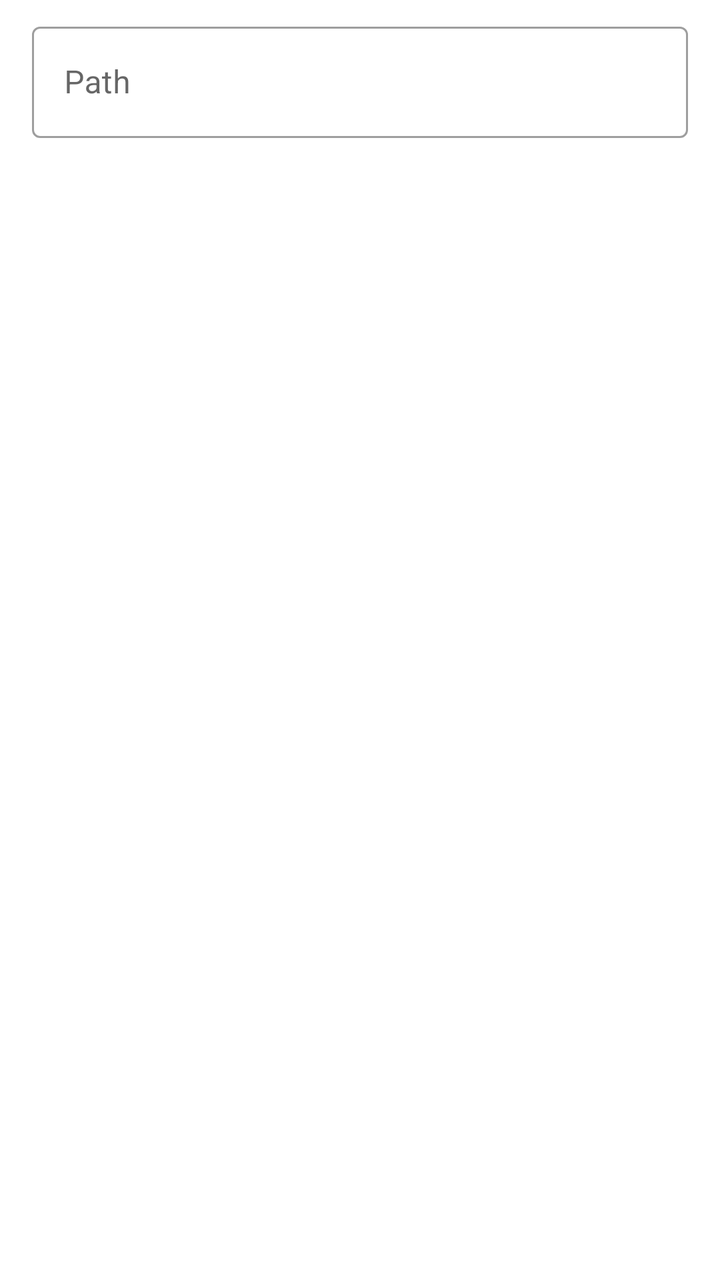
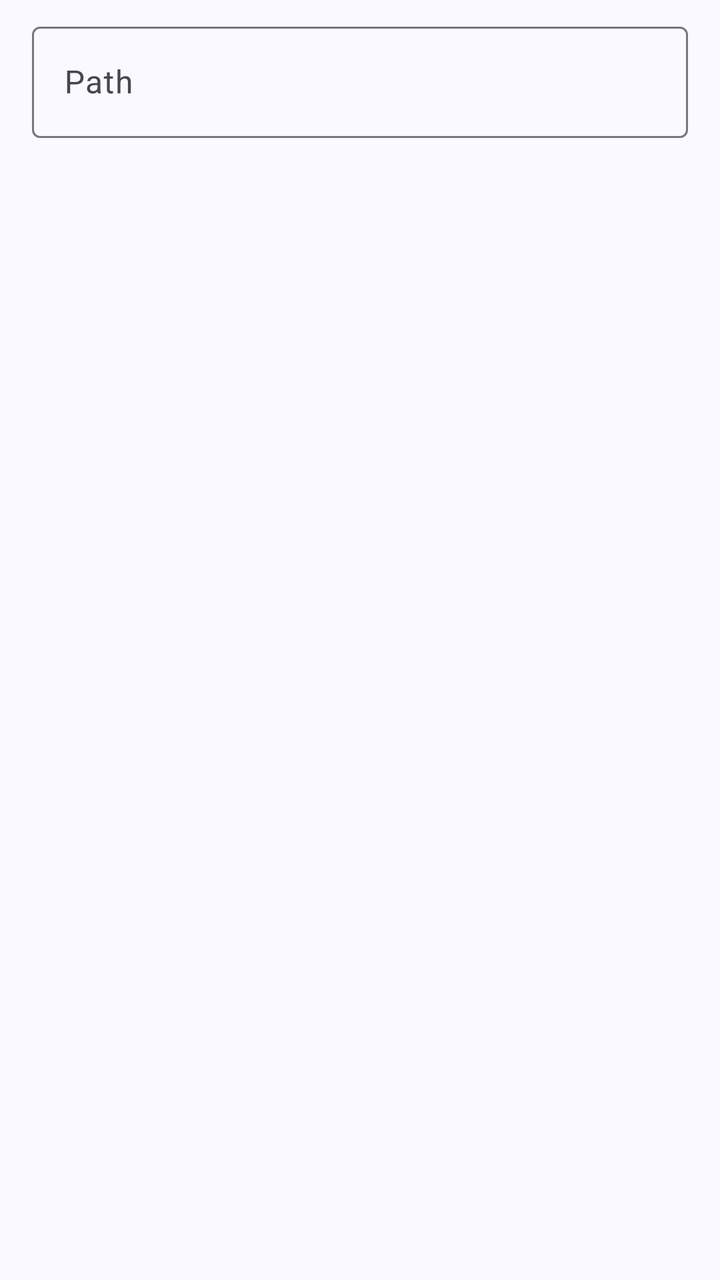

An Android layout rendered at two revisions. The XML below is the earlier revision; the diff shows what the commit changed to produce the second picture.
<!-- AndroidManifest.xml: application theme AppTheme -->
<!-- res/layout/dialog_rss_move_feed_folder.xml -->
<?xml version="1.0" encoding="utf-8"?>
<FrameLayout xmlns:android="http://schemas.android.com/apk/res/android"
    android:layout_width="match_parent"
    android:layout_height="wrap_content">

    <com.google.android.material.textfield.TextInputLayout
        android:id="@+id/input_layout_name"
        style="@style/Widget.MaterialComponents.TextInputLayout.OutlinedBox"
        android:layout_width="match_parent"
        android:layout_height="wrap_content"
        android:layout_marginHorizontal="16dp"
        android:layout_marginTop="8dp">

        <com.google.android.material.textfield.TextInputEditText
            android:id="@+id/edit_name"
            android:layout_width="match_parent"
            android:layout_height="wrap_content"
            android:hint="@string/rss_hint_move_path"
            android:inputType="text" />

    </com.google.android.material.textfield.TextInputLayout>

</FrameLayout>
<!-- resources referenced by this layout -->
<resources>
  <style name="AppTheme" parent="Theme.MaterialComponents.DayNight.NoActionBar">
          <item name="colorPrimary">@color/color_primary</item>
          <item name="colorPrimaryDark">@color/color_primary_dark</item>
          <item name="colorPrimaryVariant">@color/color_primary_variant</item>
          <item name="colorOnPrimary">@color/color_on_primary</item>
  
          <item name="colorSecondary">@color/color_secondary</item>
          <item name="colorSecondaryVariant">@color/color_secondary_variant</item>
          <item name="colorOnSecondary">@color/color_on_secondary</item>
  
          <item name="windowActionModeOverlay">true</item>
          <item name="actionBarTheme">@style/AppTheme.ToolbarOverlay</item>
  
          <item name="android:textAlignment">viewStart</item>
  
          <item name="snackbarTextViewStyle">@style/AppTheme.SnackbarTextViewStyle</item>
  
          <item name="android:statusBarColor">@color/status_bar_color</item>
          <item name="android:navigationBarColor">@color/navigation_bar_color</item>
      </style>
  <color name="color_primary">#03A9F4</color>
  <color name="color_primary_dark">#007AC1</color>
  <color name="color_primary_variant">#007AC1</color>
  <color name="color_on_primary">#FFFFFF</color>
  <color name="color_secondary">#FFB300</color>
  <color name="color_secondary_variant">#C68400</color>
  <color name="color_on_secondary">#000000</color>
  <style name="AppTheme.ToolbarOverlay" parent="ThemeOverlay.MaterialComponents.Dark.ActionBar" />
  <style name="AppTheme.SnackbarTextViewStyle" parent="Widget.MaterialComponents.Snackbar.TextView">
          <item name="android:maxLines">15</item>
      </style>
  <color name="status_bar_color">@color/color_primary</color>
  <color name="navigation_bar_color">@android:color/transparent</color>
  <!-- unchanged entries left out for length: 1 -->
</resources>

<!-- the commit's change to res/layout/dialog_rss_move_feed_folder.xml (unified diff, before → after) -->
@@ -5,7 +5,7 @@
 
     <com.google.android.material.textfield.TextInputLayout
         android:id="@+id/input_layout_name"
-        style="@style/Widget.MaterialComponents.TextInputLayout.OutlinedBox"
+        style="@style/Widget.Material3.TextInputLayout.OutlinedBox"
         android:layout_width="match_parent"
         android:layout_height="wrap_content"
         android:layout_marginHorizontal="16dp"
<!-- resource entries referenced after the edit -->
@@ -1,38 +1,107 @@
 <!-- resources referenced by this layout -->
 <resources>
-  <style name="AppTheme" parent="Theme.MaterialComponents.DayNight.NoActionBar">
-          <item name="colorPrimary">@color/color_primary</item>
-          <item name="colorPrimaryDark">@color/color_primary_dark</item>
-          <item name="colorPrimaryVariant">@color/color_primary_variant</item>
-          <item name="colorOnPrimary">@color/color_on_primary</item>
+  <style name="AppTheme" parent="Theme.Material3.DayNight.NoActionBar">
+          <item name="colorPrimary">@color/md_theme_primary</item>
+          <item name="colorOnPrimary">@color/md_theme_onPrimary</item>
+          <item name="colorPrimaryContainer">@color/md_theme_primaryContainer</item>
+          <item name="colorOnPrimaryContainer">@color/md_theme_onPrimaryContainer</item>
+          <item name="colorSecondary">@color/md_theme_secondary</item>
+          <item name="colorOnSecondary">@color/md_theme_onSecondary</item>
+          <item name="colorSecondaryContainer">@color/md_theme_secondaryContainer</item>
+          <item name="colorOnSecondaryContainer">@color/md_theme_onSecondaryContainer</item>
+          <item name="colorTertiary">@color/md_theme_tertiary</item>
+          <item name="colorOnTertiary">@color/md_theme_onTertiary</item>
+          <item name="colorTertiaryContainer">@color/md_theme_tertiaryContainer</item>
+          <item name="colorOnTertiaryContainer">@color/md_theme_onTertiaryContainer</item>
+          <item name="colorError">@color/md_theme_error</item>
+          <item name="colorOnError">@color/md_theme_onError</item>
+          <item name="colorErrorContainer">@color/md_theme_errorContainer</item>
+          <item name="colorOnErrorContainer">@color/md_theme_onErrorContainer</item>
+          <item name="android:colorBackground">@color/md_theme_background</item>
+          <item name="colorOnBackground">@color/md_theme_onBackground</item>
+          <item name="colorSurface">@color/md_theme_surface</item>
+          <item name="colorOnSurface">@color/md_theme_onSurface</item>
+          <item name="colorSurfaceVariant">@color/md_theme_surfaceVariant</item>
+          <item name="colorOnSurfaceVariant">@color/md_theme_onSurfaceVariant</item>
+          <item name="colorOutline">@color/md_theme_outline</item>
+          <item name="colorOutlineVariant">@color/md_theme_outlineVariant</item>
+          <item name="colorSurfaceInverse">@color/md_theme_inverseSurface</item>
+          <item name="colorOnSurfaceInverse">@color/md_theme_inverseOnSurface</item>
+          <item name="colorPrimaryInverse">@color/md_theme_inversePrimary</item>
+          <item name="colorPrimaryFixed">@color/md_theme_primaryFixed</item>
+          <item name="colorOnPrimaryFixed">@color/md_theme_onPrimaryFixed</item>
+          <item name="colorPrimaryFixedDim">@color/md_theme_primaryFixedDim</item>
+          <item name="colorOnPrimaryFixedVariant">@color/md_theme_onPrimaryFixedVariant</item>
+          <item name="colorSecondaryFixed">@color/md_theme_secondaryFixed</item>
+          <item name="colorOnSecondaryFixed">@color/md_theme_onSecondaryFixed</item>
+          <item name="colorSecondaryFixedDim">@color/md_theme_secondaryFixedDim</item>
+          <item name="colorOnSecondaryFixedVariant">@color/md_theme_onSecondaryFixedVariant</item>
+          <item name="colorTertiaryFixed">@color/md_theme_tertiaryFixed</item>
+          <item name="colorOnTertiaryFixed">@color/md_theme_onTertiaryFixed</item>
+          <item name="colorTertiaryFixedDim">@color/md_theme_tertiaryFixedDim</item>
+          <item name="colorOnTertiaryFixedVariant">@color/md_theme_onTertiaryFixedVariant</item>
+          <item name="colorSurfaceDim">@color/md_theme_surfaceDim</item>
+          <item name="colorSurfaceBright">@color/md_theme_surfaceBright</item>
+          <item name="colorSurfaceContainerLowest">@color/md_theme_surfaceContainerLowest</item>
+          <item name="colorSurfaceContainerLow">@color/md_theme_surfaceContainerLow</item>
+          <item name="colorSurfaceContainer">@color/md_theme_surfaceContainer</item>
+          <item name="colorSurfaceContainerHigh">@color/md_theme_surfaceContainerHigh</item>
+          <item name="colorSurfaceContainerHighest">@color/md_theme_surfaceContainerHighest</item>
   
-          <item name="colorSecondary">@color/color_secondary</item>
-          <item name="colorSecondaryVariant">@color/color_secondary_variant</item>
-          <item name="colorOnSecondary">@color/color_on_secondary</item>
+          <item name="materialCardViewStyle">@style/Widget.Material3.CardView.Elevated</item>
+          <item name="snackbarTextViewStyle">@style/AppTheme.SnackbarTextViewStyle</item>
   
           <item name="windowActionModeOverlay">true</item>
-          <item name="actionBarTheme">@style/AppTheme.ToolbarOverlay</item>
-  
-          <item name="android:textAlignment">viewStart</item>
-  
-          <item name="snackbarTextViewStyle">@style/AppTheme.SnackbarTextViewStyle</item>
-  
-          <item name="android:statusBarColor">@color/status_bar_color</item>
-          <item name="android:navigationBarColor">@color/navigation_bar_color</item>
       </style>
-  <color name="color_primary">#03A9F4</color>
-  <color name="color_primary_dark">#007AC1</color>
-  <color name="color_primary_variant">#007AC1</color>
-  <color name="color_on_primary">#FFFFFF</color>
-  <color name="color_secondary">#FFB300</color>
-  <color name="color_secondary_variant">#C68400</color>
-  <color name="color_on_secondary">#000000</color>
-  <style name="AppTheme.ToolbarOverlay" parent="ThemeOverlay.MaterialComponents.Dark.ActionBar" />
-  <style name="AppTheme.SnackbarTextViewStyle" parent="Widget.MaterialComponents.Snackbar.TextView">
+  <color name="md_theme_primary">#415F91</color>
+  <color name="md_theme_onPrimary">#FFFFFF</color>
+  <color name="md_theme_primaryContainer">#D6E3FF</color>
+  <color name="md_theme_onPrimaryContainer">#001B3E</color>
+  <color name="md_theme_secondary">#565F71</color>
+  <color name="md_theme_onSecondary">#FFFFFF</color>
+  <color name="md_theme_secondaryContainer">#DAE2F9</color>
+  <color name="md_theme_onSecondaryContainer">#131C2B</color>
+  <color name="md_theme_tertiary">#705575</color>
+  <color name="md_theme_onTertiary">#FFFFFF</color>
+  <color name="md_theme_tertiaryContainer">#FAD8FD</color>
+  <color name="md_theme_onTertiaryContainer">#28132E</color>
+  <color name="md_theme_error">#BA1A1A</color>
+  <color name="md_theme_onError">#FFFFFF</color>
+  <color name="md_theme_errorContainer">#FFDAD6</color>
+  <color name="md_theme_onErrorContainer">#410002</color>
+  <color name="md_theme_background">#F9F9FF</color>
+  <color name="md_theme_onBackground">#191C20</color>
+  <color name="md_theme_surface">#F9F9FF</color>
+  <color name="md_theme_onSurface">#191C20</color>
+  <color name="md_theme_surfaceVariant">#E0E2EC</color>
+  <color name="md_theme_onSurfaceVariant">#44474E</color>
+  <color name="md_theme_outline">#74777F</color>
+  <color name="md_theme_outlineVariant">#C4C6D0</color>
+  <color name="md_theme_inverseSurface">#2E3036</color>
+  <color name="md_theme_inverseOnSurface">#F0F0F7</color>
+  <color name="md_theme_inversePrimary">#AAC7FF</color>
+  <color name="md_theme_primaryFixed">#D6E3FF</color>
+  <color name="md_theme_onPrimaryFixed">#001B3E</color>
+  <color name="md_theme_primaryFixedDim">#AAC7FF</color>
+  <color name="md_theme_onPrimaryFixedVariant">#284777</color>
+  <color name="md_theme_secondaryFixed">#DAE2F9</color>
+  <color name="md_theme_onSecondaryFixed">#131C2B</color>
+  <color name="md_theme_secondaryFixedDim">#BEC6DC</color>
+  <color name="md_theme_onSecondaryFixedVariant">#3E4759</color>
+  <color name="md_theme_tertiaryFixed">#FAD8FD</color>
+  <color name="md_theme_onTertiaryFixed">#28132E</color>
+  <color name="md_theme_tertiaryFixedDim">#DDBCE0</color>
+  <color name="md_theme_onTertiaryFixedVariant">#573E5C</color>
+  <color name="md_theme_surfaceDim">#D9D9E0</color>
+  <color name="md_theme_surfaceBright">#F9F9FF</color>
+  <color name="md_theme_surfaceContainerLowest">#FFFFFF</color>
+  <color name="md_theme_surfaceContainerLow">#F3F3FA</color>
+  <color name="md_theme_surfaceContainer">#EDEDF4</color>
+  <color name="md_theme_surfaceContainerHigh">#E7E8EE</color>
+  <color name="md_theme_surfaceContainerHighest">#E2E2E9</color>
+  <style name="AppTheme.SnackbarTextViewStyle" parent="Widget.Material3.Snackbar.TextView">
           <item name="android:maxLines">15</item>
       </style>
-  <color name="status_bar_color">@color/color_primary</color>
-  <color name="navigation_bar_color">@android:color/transparent</color>
   <!-- unchanged entries left out for length: 1 -->
 </resources>
 
